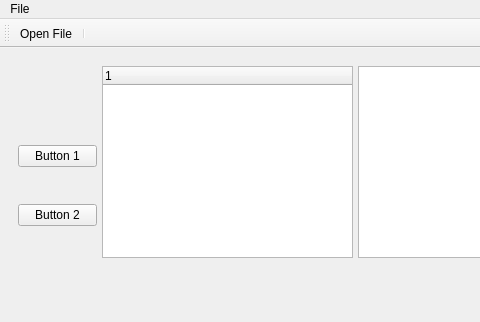
xuankaimichelezhang/2026_20654922, file worksheet7/ws7/mainwindow.ui: the form before one commit; both pictures show x 0 to 480 and y 0 to 322 of the 800 by 600 pixel window.
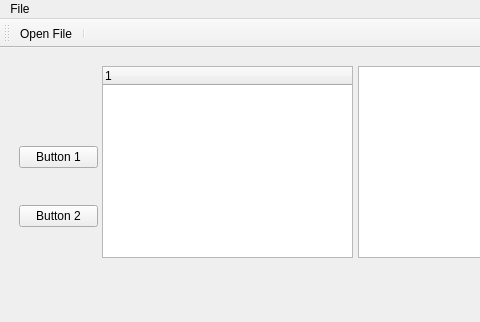
The form after the commit. Icons and pictures are not drawn.

```diff
--- a/worksheet7/ws7/mainwindow.ui
+++ b/worksheet7/ws7/mainwindow.ui
@@ -20,8 +20,8 @@
       <widget class="QWidget" name="buttonWidget">
        <property name="geometry">
         <rect>
-         <x>9</x>
-         <y>9</y>
+         <x>10</x>
+         <y>10</y>
          <width>79</width>
          <height>192</height>
         </rect>
```
